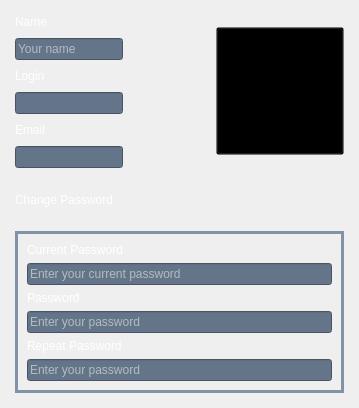
This is src/app/gui/forms/widgetusersettings.ui in botorabi/Meet4Eat-Desktop as Qt 5 draws it before an edit. The edited form follows.
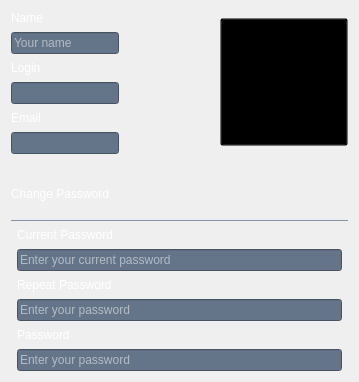
This is the edited form. Icons and pictures are not drawn.

```diff
--- a/src/app/gui/forms/widgetusersettings.ui
+++ b/src/app/gui/forms/widgetusersettings.ui
@@ -7,7 +7,7 @@
     <x>0</x>
     <y>0</y>
     <width>359</width>
-    <height>408</height>
+    <height>382</height>
    </rect>
   </property>
   <property name="windowTitle">
@@ -61,19 +61,19 @@
   </property>
   <layout class="QVBoxLayout" name="verticalLayout_2">
    <property name="spacing">
-    <number>6</number>
+    <number>0</number>
    </property>
    <property name="leftMargin">
-    <number>6</number>
+    <number>0</number>
    </property>
    <property name="topMargin">
-    <number>6</number>
+    <number>0</number>
    </property>
    <property name="rightMargin">
-    <number>6</number>
+    <number>0</number>
    </property>
    <property name="bottomMargin">
-    <number>6</number>
+    <number>0</number>
    </property>
    <item>
     <layout class="QVBoxLayout" name="verticalLayout" stretch="0">
@@ -84,22 +84,25 @@
       <widget class="QWidget" name="widget" native="true">
        <layout class="QVBoxLayout" name="verticalLayout_4" stretch="0">
         <property name="spacing">
-         <number>9</number>
+         <number>7</number>
         </property>
         <property name="leftMargin">
-         <number>9</number>
+         <number>11</number>
         </property>
         <property name="topMargin">
-         <number>9</number>
+         <number>11</number>
         </property>
         <property name="rightMargin">
-         <number>9</number>
+         <number>11</number>
         </property>
         <property name="bottomMargin">
-         <number>9</number>
+         <number>11</number>
         </property>
         <item>
          <layout class="QVBoxLayout" name="verticalLayout_6" stretch="0,0,0">
+          <property name="spacing">
+           <number>7</number>
+          </property>
           <item>
            <layout class="QHBoxLayout" name="horizontalLayout_3">
             <property name="bottomMargin">
@@ -260,6 +263,14 @@
            </layout>
           </item>
           <item>
+           <layout class="QVBoxLayout" name="verticalLayout_3">
+            <property name="spacing">
+             <number>0</number>
+            </property>
+            <property name="topMargin">
+             <number>6</number>
+            </property>
+            <item>
            <widget class="QLabel" name="label_8">
             <property name="text">
              <string>Change Password</string>
@@ -267,14 +278,36 @@
            </widget>
           </item>
           <item>
-           <widget class="QGroupBox" name="groupBox">
-            <property name="title">
-             <string/>
-            </property>
-            <property name="checked">
-             <bool>false</bool>
-            </property>
-            <layout class="QVBoxLayout" name="verticalLayout_3">
+             <widget class="QLabel" name="labelLine">
+              <property name="minimumSize">
+               <size>
+                <width>0</width>
+                <height>1</height>
+               </size>
+              </property>
+              <property name="maximumSize">
+               <size>
+                <width>16777215</width>
+                <height>1</height>
+               </size>
+              </property>
+              <property name="styleSheet">
+               <string notr="true">QLabel {
+  background-color: rgb(131,147, 167);
+}</string>
+              </property>
+             </widget>
+            </item>
+           </layout>
+          </item>
+          <item>
+           <layout class="QVBoxLayout" name="verticalLayout_5">
+            <property name="leftMargin">
+             <number>6</number>
+            </property>
+            <property name="rightMargin">
+             <number>6</number>
+            </property>
              <item>
               <widget class="QLabel" name="label_10">
                <property name="text">
@@ -298,29 +331,6 @@
                </property>
               </widget>
              </item>
-             <item>
-              <widget class="QLabel" name="label_7">
-               <property name="text">
-                <string>Password</string>
-               </property>
-              </widget>
-             </item>
-             <item>
-              <widget class="QLineEdit" name="lineEditPw">
-               <property name="text">
-                <string/>
-               </property>
-               <property name="maxLength">
-                <number>32</number>
-               </property>
-               <property name="echoMode">
-                <enum>QLineEdit::Password</enum>
-               </property>
-               <property name="placeholderText">
-                <string>Enter your password</string>
-               </property>
-              </widget>
-             </item>
              <item>
               <widget class="QLabel" name="label_9">
                <property name="text">
@@ -328,6 +338,29 @@
                </property>
               </widget>
              </item>
+            <item>
+             <widget class="QLineEdit" name="lineEditPw">
+              <property name="text">
+               <string/>
+              </property>
+              <property name="maxLength">
+               <number>32</number>
+              </property>
+              <property name="echoMode">
+               <enum>QLineEdit::Password</enum>
+              </property>
+              <property name="placeholderText">
+               <string>Enter your password</string>
+              </property>
+             </widget>
+            </item>
+            <item>
+             <widget class="QLabel" name="label_7">
+              <property name="text">
+               <string>Password</string>
+              </property>
+             </widget>
+            </item>
              <item>
               <widget class="QLineEdit" name="lineEditPwRepeat">
                <property name="text">
@@ -345,7 +378,6 @@
               </widget>
              </item>
             </layout>
-           </widget>
           </item>
          </layout>
         </item>
```
Lines whose indentation alone changed are shown as unchanged.
